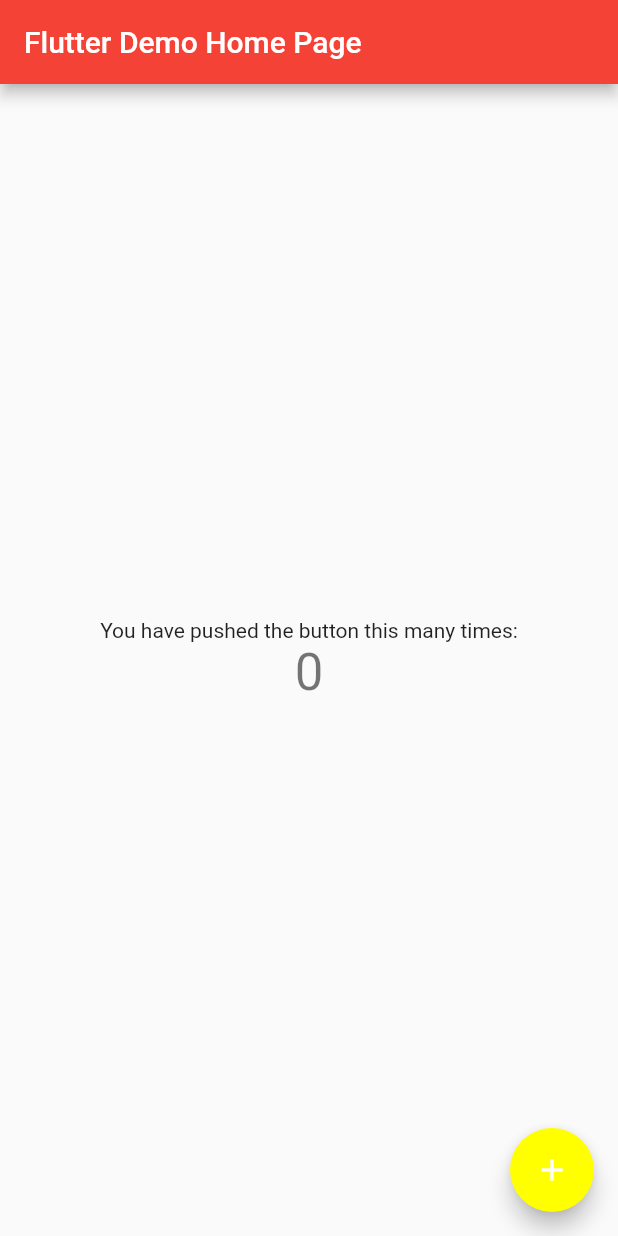
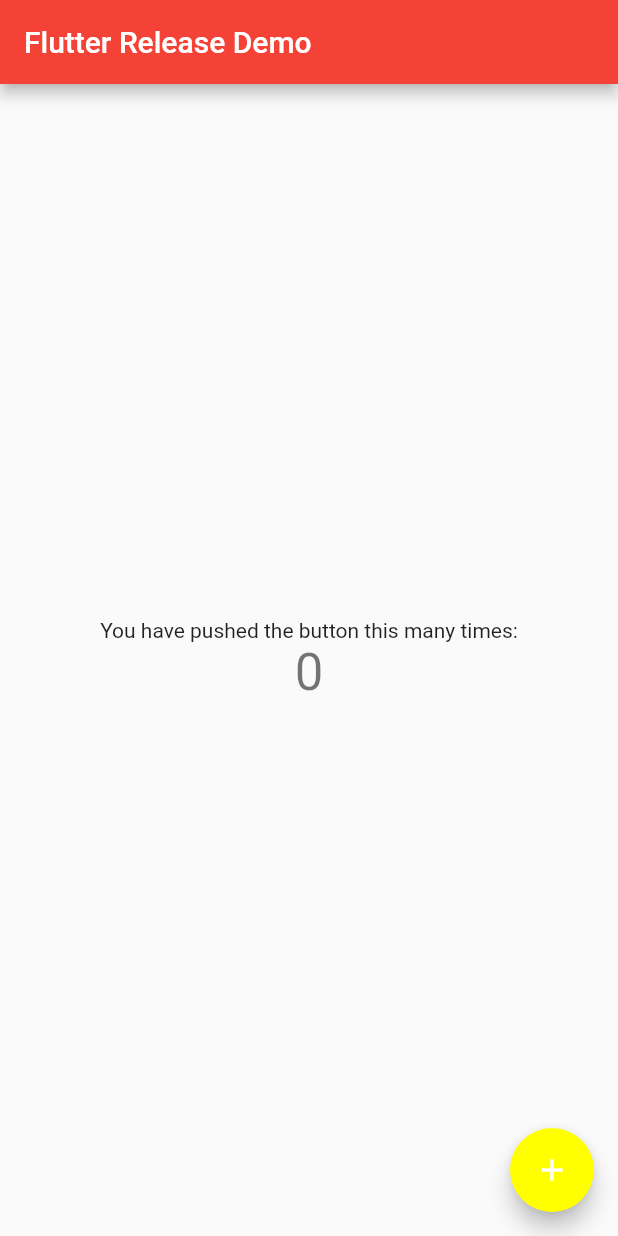
Before and after one commit to ashishra0/flutter-test, a Flutter app: the screen it shows after launch, on a phone screen of 412 x 824 dp. Run offline on Flutter 3.47's test engine with Material 2 defaults, Android fonts, the phone set to English and light mode, and no system bars.

Commit message:
change homepage title

```diff
--- a/lib/main.dart
+++ b/lib/main.dart
@@ -13,7 +13,7 @@ class MyApp extends StatelessWidget {
         primarySwatch: Colors.red,
         visualDensity: VisualDensity.adaptivePlatformDensity,
       ),
-      home: MyHomePage(title: 'Flutter Demo Home Page'),
+      home: MyHomePage(title: 'Flutter Release Demo'),
     );
   }
 }
```
